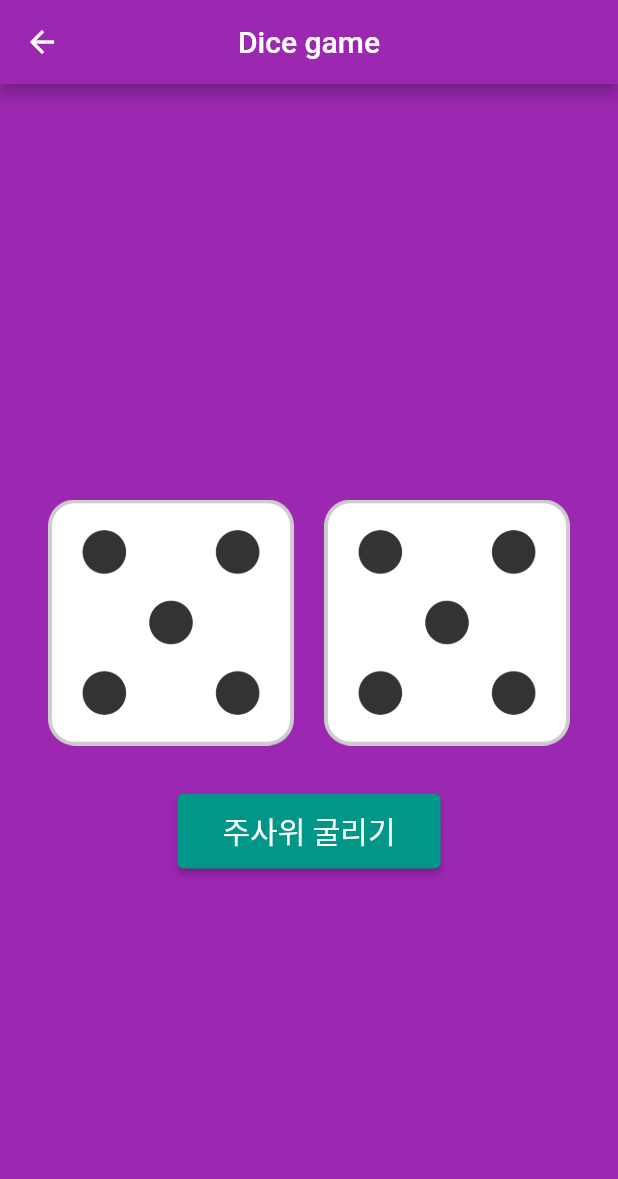
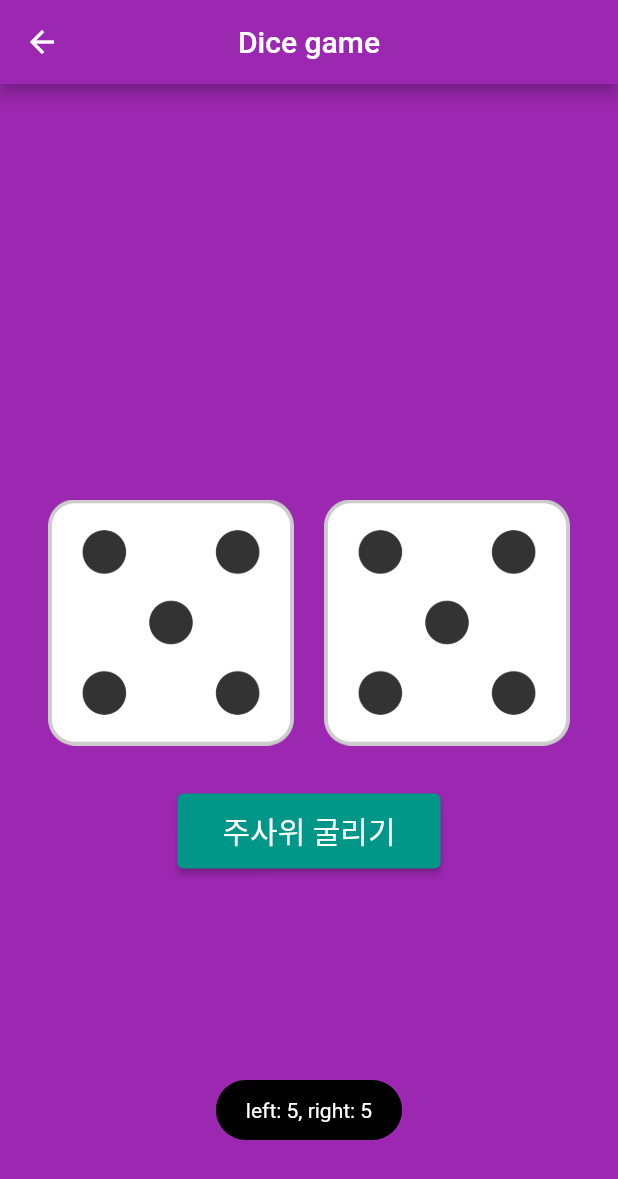
Before and after one commit to myid-hana/login_dice-master, a Flutter app: the Dice screen opened directly, after a tap on "주사위 굴리기", on a phone screen of 412 x 824 dp. Shown: the top 1179 px of the screen. Run offline on Flutter 3.47's test engine with Material 2 defaults, Android fonts, the phone set to English and light mode, and no system bars; our stand-ins replace fluttertoast.

Commit message:
ToastMessage 추가

```diff
--- a/lib/Dice.dart
+++ b/lib/Dice.dart
@@ -1,5 +1,6 @@
 import 'package:flutter/material.dart';
 import 'dart:math';
+import 'package:fluttertoast/fluttertoast.dart';
 
 class Dice extends StatefulWidget {
   @override
@@ -45,6 +46,7 @@ class _DiceState extends State<Dice> {
                       leftDice = Random().nextInt(6) + 1;
                       rightDice = Random().nextInt(6) + 1;
                     });
+                    showToast('left: $leftDice, right: $rightDice');
                   },
                   child: Text(
                     '주사위 굴리기',
@@ -62,3 +64,11 @@ class _DiceState extends State<Dice> {
     );
   }
 }
+
+void showToast(String message) {
+  Fluttertoast.showToast(msg: message,
+  backgroundColor: Colors.black,
+  toastLength: Toast.LENGTH_SHORT,
+  gravity: ToastGravity.BOTTOM
+  );
+}
--- a/pubspec.yaml
+++ b/pubspec.yaml
@@ -19,7 +19,7 @@ environment:
 dependencies:
   flutter:
     sdk: flutter
-    fluttertoast: ^8.0.7
+  fluttertoast: ^8.0.7
 
   # The following adds the Cupertino Icons font to your application.
   # Use with the CupertinoIcons class for iOS style icons.
```
Also changed, not shown: pubspec.lock, 6 other files.
